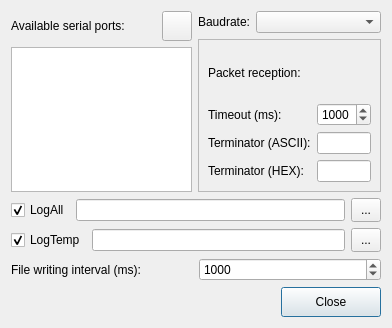
The window that dlgsetup.ui (alezz/serialsurveyor) describes before a commit, drawn with Qt 5.
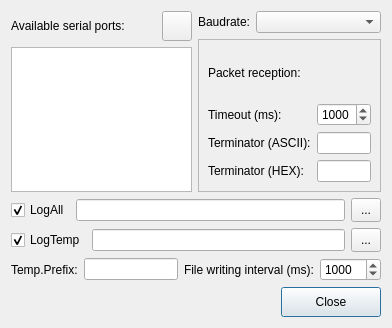
The same window after the commit. Icons and pictures are not drawn.

Diff of the .ui file:
```diff
--- a/dlgsetup.ui
+++ b/dlgsetup.ui
@@ -204,6 +204,16 @@
    </item>
    <item>
     <layout class="QHBoxLayout" name="horizontalLayout_5">
+     <item>
+      <widget class="QLabel" name="label_8">
+       <property name="text">
+        <string>Temp.Prefix:</string>
+       </property>
+      </widget>
+     </item>
+     <item>
+      <widget class="QLineEdit" name="editTempPrefix"/>
+     </item>
      <item>
       <widget class="QLabel" name="label_7">
        <property name="text">
```
